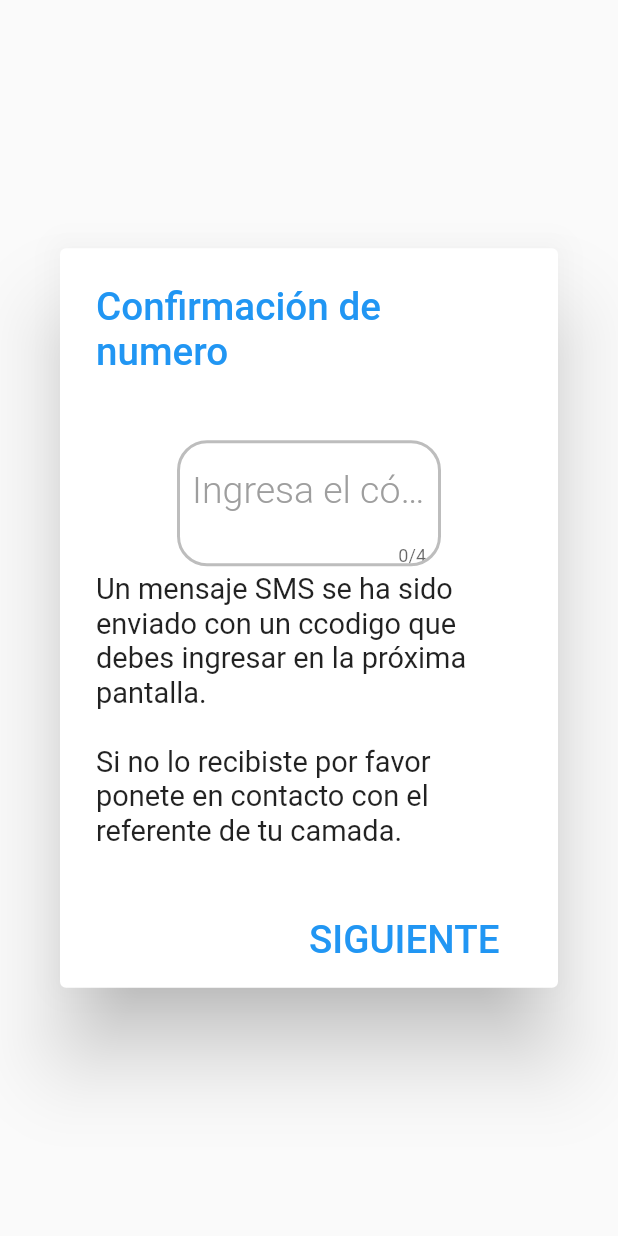
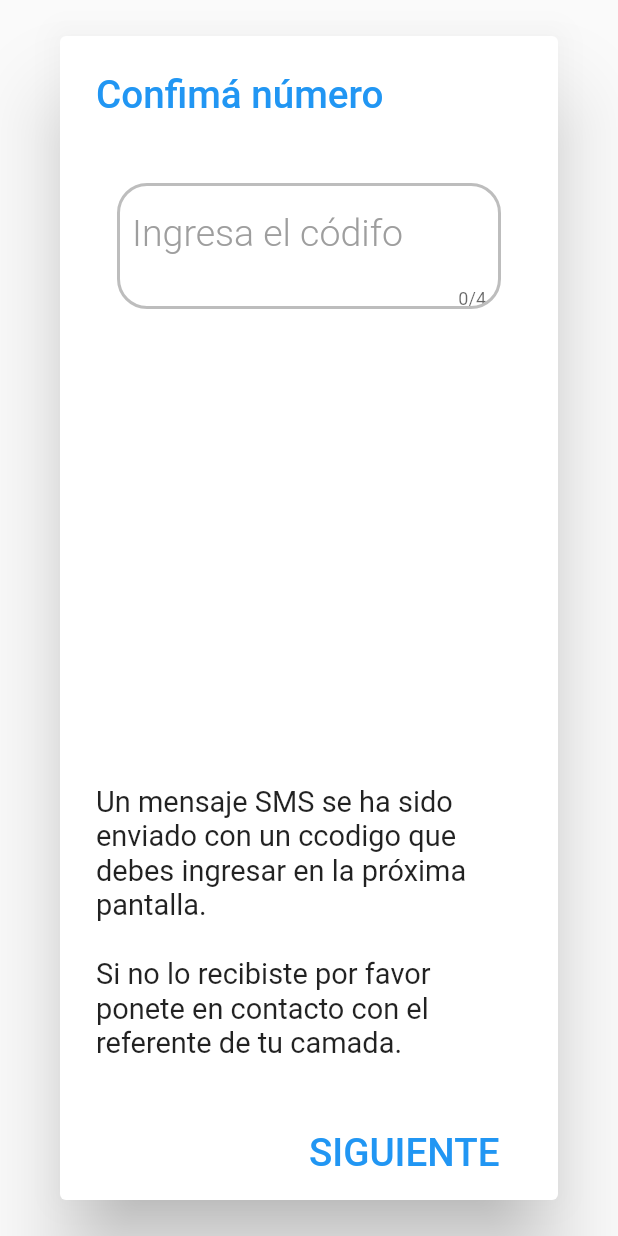
Before and after one commit to curupayti/curupas, a Flutter app: the SMSDialog widget shown alone on an empty page, opened directly, on a phone screen of 412 x 824 dp. Run offline on Flutter 3.47's test engine with Material 2 defaults, Android fonts, the phone set to English and light mode, and no system bars; our stand-ins replace cloud_firestore, cloud_functions, diacritic, fancy_bottom_navigation, file_picker, firebase_analytics and 10 more; missing offline and left inert: flutter_facebook_login, flutter_page_indicator, keyboard_visibility, notifier, youtube_api; accounts and stored records are empty; Roboto replaces fonts that are missing (OpenSans); statements that could not run were skipped.

Commit message:
Editando desde windows

```diff
--- a/curupas/lib/business/auth.dart
+++ b/curupas/lib/business/auth.dart
@@ -35,16 +35,7 @@ class Auth {
   static Future<ResutlLogin> signIn(String email, String password) async {
     AuthResult authResult;
     String errorEsp;
-    /*try {
-      authResult = await _auth.signInWithEmailAndPassword(
-        email: email, password: password);
-    } on Exception catch (exception) {
-      print(exception.toString());
-    }
-    String uid = authResult.user.uid;
-    setUserFrefs(uid);
-    return uid;*/
-    try {
+       try {
       authResult = await _auth.signInWithEmailAndPassword(
         email: email,
         password: password,
@@ -220,7 +211,7 @@ class Auth {
     });
   }
 
-  static Stream<User> getUser(String userID, String year, String name) {
+  static Stream<User> getUser(String userID) {
     return Firestore.instance
         .collection("users")
         .where("userID", isEqualTo: userID)
@@ -231,6 +222,16 @@ class Auth {
         return User.fromDocument(doc);
       }).first;
     });
+  }
+
+  static Future<int> getUserDataForSMS(String userID) async {
+      DocumentReference document = await Firestore.instance.collection("users").document("${userID}");
+      return await document.get().then((snapshot) async {
+        if (snapshot.exists) {
+          int smsCode = snapshot.data["smsCode"];
+          return smsCode;
+        }
+      });
   }
 
   static Future<DocumentReference> getUserDocumentReference(
--- a/curupas/lib/main.dart
+++ b/curupas/lib/main.dart
@@ -57,7 +57,7 @@ class CurupaApp extends StatelessWidget {
 
   Widget _handleCurrentScreen() {
     bool seen = (prefs.getBool('seen') ?? false);
-    bool registered = true; //(prefs.getBool('registered') ?? false);
+    bool registered = (prefs.getBool('registered') ?? false);
     bool group = (prefs.getBool('group') ?? false);
     if (seen) {
       if (registered) {
--- a/curupas/lib/ui/screens/dialogs/sms_dialog.dart
+++ b/curupas/lib/ui/screens/dialogs/sms_dialog.dart
@@ -1,6 +1,7 @@
 import 'package:flutter/cupertino.dart';
 import 'package:flutter/material.dart';
 import 'package:flutter_screenutil/flutter_screenutil.dart';
+import 'package:onboarding_flow/business/auth.dart';
 import 'package:onboarding_flow/business/validator.dart';
 import 'package:onboarding_flow/ui/widgets/custom_flat_button.dart';
 import 'package:onboarding_flow/ui/widgets/custom_text_field.dart';
@@ -20,9 +21,15 @@ class _SMSDialogState extends State<SMSDialog> {
   bool _isNewGroupVisible = true;
   SharedPreferences prefs;
 
+  int smsCode;
+
   @override
   void initState() {
     super.initState();
+
+    Auth.getUserDataForSMS("Pf64W2FdPmOONv5dIefw9lmFmVY2").then((code) {
+        smsCode = code;
+    });
 
     _smsGroupField = new CustomTextField(
       baseColor: Colors.grey,
@@ -81,7 +88,7 @@ class _SMSDialogState extends State<SMSDialog> {
   @override
   Widget build(BuildContext context) {
     return new AlertDialog(
-      title: Text('Confirmación de numero',
+      title: Text('Confimá número',
           style: TextStyle(
               color: Colors.blue, fontSize: ScreenUtil().setSp(40.0))),
       content: new Column(
@@ -89,12 +96,13 @@ class _SMSDialogState extends State<SMSDialog> {
         crossAxisAlignment: CrossAxisAlignment.start,
         children: <Widget>[
           Padding(
-            padding: EdgeInsets.only(top: 20.0, left: 50.0, right: 50.0),
+            padding: EdgeInsets.only(top: 20.0, left: 10.0, right: 10.0),
             child: Visibility(
               visible: _isNewGroupVisible,
               child: _smsGroupField,
             ),
           ),
+          Spacer(),
           _buildAboutText(),
         ],
       ),
--- a/curupas/lib/ui/screens/sign_up_screen.dart
+++ b/curupas/lib/ui/screens/sign_up_screen.dart
@@ -620,7 +620,8 @@ class _SignUpScreenState extends State<SignUpScreen> {
                   context: context,
                   builder: (BuildContext context) =>
                       //_buildSendSMSDialog(context),
-                      new SMSDialog(),
+                      SMSDialog(),
+
                 );
               }
             }
--- a/curupas/lib/ui/screens/welcome_screen.dart
+++ b/curupas/lib/ui/screens/welcome_screen.dart
@@ -57,8 +57,7 @@ class WelcomeScreen extends StatelessWidget {
               fontWeight: FontWeight.w700,
               textColor: Colors.white,
               onPressed: () {
-                //Navigator.of(context).pushNamed("/signin");
-                new SMSDialog();
+                Navigator.of(context).pushNamed("/signin");
               },
               splashColor: Colors.black12,
               borderColor: Color.fromRGBO(173, 163, 1, 1.0),
```
Also changed, not shown: curupas/lib/ui/screens/group_screen.dart (+4 -4 lines), curupas/lib/ui/screens/sign_in_screen.dart (+9 -1 lines), 1 other file.
